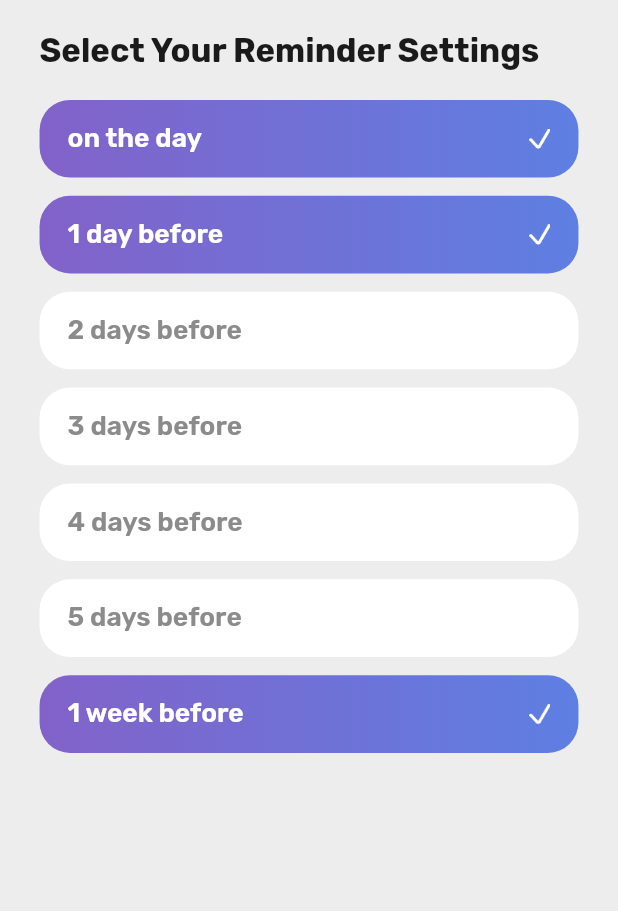
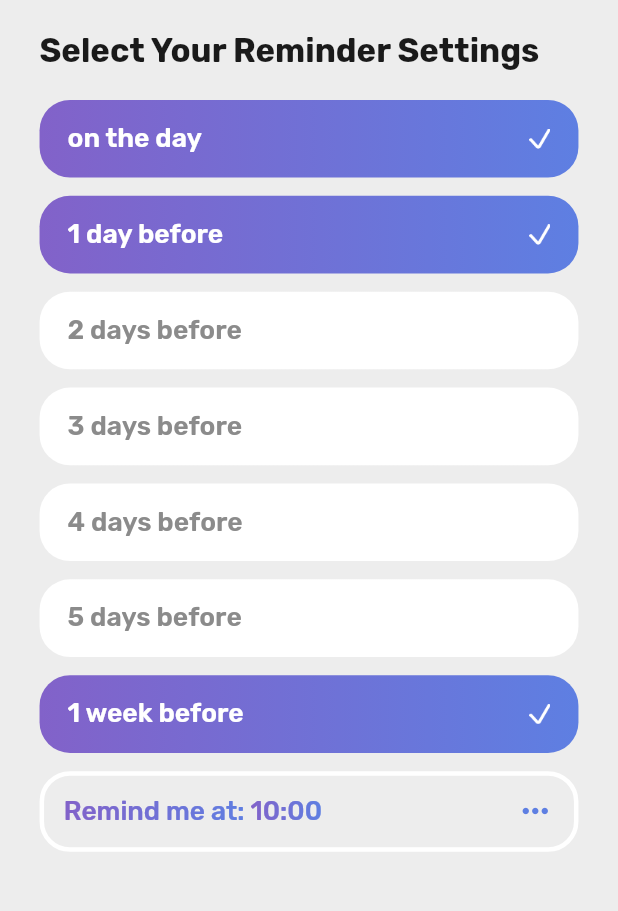
Before and after one commit to UsamaAkbar123/birthday_app, a Flutter app: the SelectReminderOptions screen opened directly, on a phone screen of 412 x 824 dp, the part 84-995 px from its top. Run offline on Flutter 3.47's test engine with Material 2 defaults, Android fonts, the phone set to English and light mode, and no system bars; drawn by our look-alikes of simple_gradient_text; our stand-ins replace carousel_slider, cloud_firestore, firebase_core, firebase_messaging, firebase_storage, flutter_local_notifications and 6 more; missing offline and left inert: flutter_cupertino_date_picker_fork, flutter_dynamic_icon; accounts and stored records are empty.

Commit message:
complete the desing of time picker

```diff
--- a/lib/managers/preference_manager.dart
+++ b/lib/managers/preference_manager.dart
@@ -12,6 +12,7 @@ class _Keys {
   static const fourDayRemainder = "four_day_remainder";
   static const fiveDayRemainder = "five_day_remainder";
   static const oneWeekDayRemainder = "one_week_day_remainder";
+  static const remindMeNotificationTime = "remind_me_notification_time";
 }
 
 class PreferenceManager {
@@ -93,4 +94,8 @@ class PreferenceManager {
   /// 'oneWeekRemainder' get & set
   bool get getOneWeekRemainder => _prefs?.getBool(_Keys.oneWeekDayRemainder) ?? true;
   set setOneWeekRemainder(bool value) => _prefs?.setBool(_Keys.oneWeekDayRemainder, value);
+
+  /// 'remindMeNotificationTime' get & set
+  String get getRemindMeNotificationTime => _prefs?.getString(_Keys.remindMeNotificationTime) ?? '10:00';
+  set setRemindMeNotificationTime(String value) => _prefs?.setString(_Keys.remindMeNotificationTime, value);
 }
--- a/lib/screens/select_remider_option.dart
+++ b/lib/screens/select_remider_option.dart
@@ -6,8 +6,12 @@ import 'package:birthdates/utils/style.dart';
 import 'package:birthdates/widgets/birthdates.dart';
 import 'package:flutter/cupertino.dart';
 import 'package:flutter/material.dart';
+import 'package:flutter_cupertino_date_picker_fork/flutter_cupertino_date_picker_fork.dart';
 import 'package:flutter_screenutil/flutter_screenutil.dart';
+import 'package:google_fonts/google_fonts.dart';
+import 'package:intl/intl.dart';
 import 'package:provider/provider.dart';
+import 'package:simple_gradient_text/simple_gradient_text.dart';
 
 class Item {
   final String prefix;
@@ -33,7 +37,6 @@ class SelectReminderOptions extends StatefulWidget {
 class _SelectReminderOptionsState extends State<SelectReminderOptions> {
   final PreferenceManager _prefs = PreferenceManager();
 
-  var _selectedIndex = -1;
 
   @override
   Widget build(BuildContext context) {
@@ -74,8 +77,8 @@ class _SelectReminderOptionsState extends State<SelectReminderOptions> {
       ),
       body: Padding(
         padding: EdgeInsets.symmetric(horizontal: 24.w),
-        child: Column(
-          crossAxisAlignment: CrossAxisAlignment.start,
+        child: ListView(
+
           children: [
             SizedBox(height: 20.h),
             Text(
@@ -183,6 +186,70 @@ class _SelectReminderOptionsState extends State<SelectReminderOptions> {
               },
             ),
             SizedBox(height: 12.h),
+            GestureDetector(
+              onTap: () {
+                showModalBottomSheet(
+                    context: context,
+                    builder: (context) {
+                      return SizedBox(
+                        height: 280.h,
+                        child: TimePickerWidget(
+                          dateFormat: 'HH:mm',
+                          onConfirm: (datetime, list) {
+                            _prefs.setRemindMeNotificationTime = DateFormat('h:mm a').format(datetime);
+                            setState(() {});
+                          },
+                          onCancel: (){
+
+                          },
+                        ),
+                      );
+                    });
+                // TimePickerWidget
+              },
+              child: Container(
+                height: 53.h,
+                width: 327.w,
+                decoration: BoxDecoration(
+                    border: Border.all(color: Colors.white, width: 3),
+                    borderRadius: BorderRadius.circular(20.r)),
+                alignment: Alignment.centerRight,
+                child: Padding(
+                  padding: EdgeInsets.symmetric(horizontal: 12.w),
+                  child: Row(
+                    children: [
+                      GradientText(
+                        'Remind me at: ',
+                        style: GoogleFonts.rubik(
+                          textStyle: TextStyle(
+                            fontSize: 16.sp,
+                            fontWeight: FontWeight.w500,
+                          ),
+                        ),
+                        colors: const [AppColors.purple, AppColors.blue],
+                      ),
+                      GradientText(
+                        _prefs.getRemindMeNotificationTime,
+                        style: GoogleFonts.rubik(
+                          textStyle: TextStyle(
+                            fontSize: 16.sp,
+                            fontWeight: FontWeight.w500,
+                          ),
+                        ),
+                        colors: const [AppColors.purple, AppColors.blue],
+                      ),
+                      const Spacer(),
+                      Icon(
+                        Icons.more_horiz,
+                        color: AppColors.blue,
+                        size: 25.h,
+                      )
+                    ],
+                  ),
+                ),
+              ),
+            ),
+
             // CupertinoFormSection.insetGrouped(
             //   children: [
             //     ...List.generate(
```
